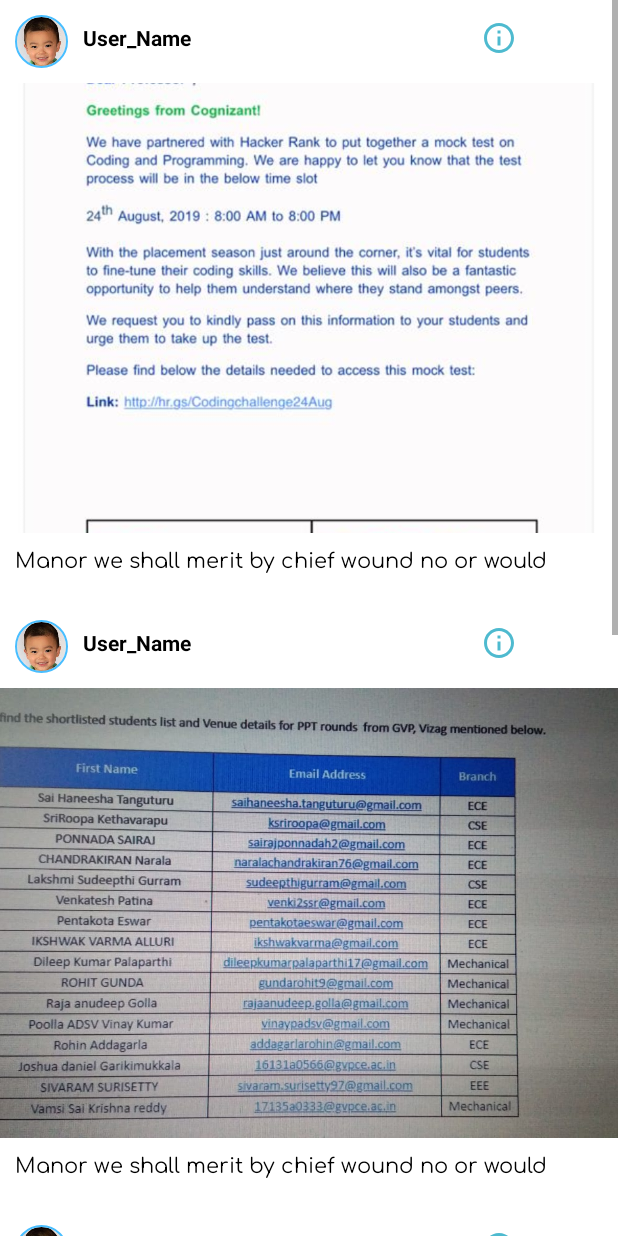
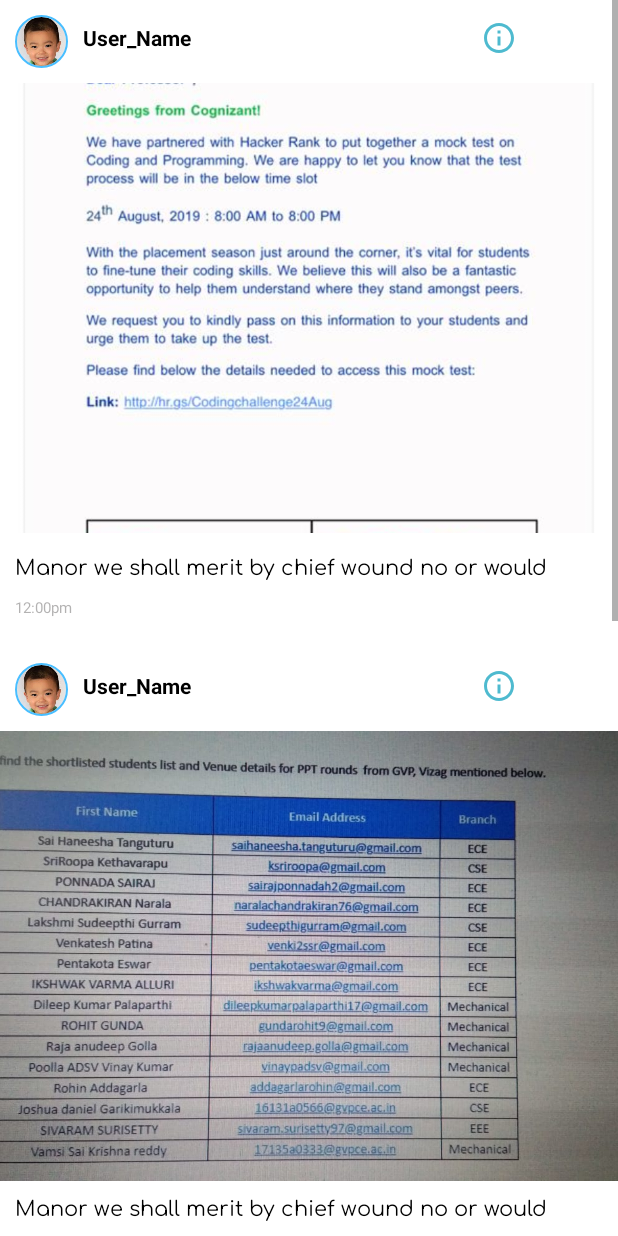
Before and after one commit to phanijsp/circle, an Android app: the fragment Fragment2 shown on its own in the app's theme, on a phone screen of 412 x 824 dp. Run offline under Robolectric (Android 15) with nearby library versions, the phone set to English and light mode, and no system bars; our stand-ins replace CircleImageView, Volley; network calls fail; 1 statement that could not run was skipped.

Commit message:
ui change

```diff
--- a/app/src/main/res/layout/activity_forgothelper.xml
+++ b/app/src/main/res/layout/activity_forgothelper.xml
@@ -33,34 +33,27 @@
         app:layout_constraintTop_toTopOf="parent"
         app:srcCompat="@drawable/bgcurve" />
 
-    <LinearLayout
-        android:id="@+id/linearLayout"
-        android:layout_width="346dp"
-        android:layout_height="74dp"
+    <Spinner
+        android:id="@+id/spinner1"
+        android:layout_width="326dp"
+        android:layout_height="68dp"
+        android:layout_margin="12dp"
         android:layout_marginStart="8dp"
         android:layout_marginLeft="8dp"
+        android:layout_marginTop="8dp"
         android:layout_marginEnd="8dp"
         android:layout_marginRight="8dp"
         android:layout_marginBottom="8dp"
-        android:orientation="vertical"
-        app:layout_constraintBottom_toBottomOf="@+id/imageView2"
+        android:gravity="center"
+        android:paddingLeft="10dp"
+        android:paddingRight="10dp"
+        app:layout_constraintBottom_toTopOf="@+id/entereddomainmail"
         app:layout_constraintEnd_toEndOf="parent"
-        app:layout_constraintHorizontal_bias="0.53"
         app:layout_constraintStart_toStartOf="parent"
         app:layout_constraintTop_toBottomOf="@+id/textView2"
-        app:layout_constraintVertical_bias="0.256">
+        app:layout_constraintVertical_bias="0.476">
 
-        <Spinner
-            android:id="@+id/spinner1"
-            android:layout_width="match_parent"
-            android:layout_height="wrap_content"
-            android:layout_margin="12dp"
-            android:gravity="center"
-            android:paddingLeft="10dp"
-            android:paddingRight="10dp">
-
-        </Spinner>
-    </LinearLayout>
+    </Spinner>
 
     <TextView
         android:id="@+id/textView2"
@@ -90,7 +83,7 @@
         android:layout_marginTop="8dp"
         android:layout_marginEnd="8dp"
         android:layout_marginRight="8dp"
-        android:layout_marginBottom="8dp"
+        android:layout_marginBottom="44dp"
         android:ems="17"
         android:fontFamily="@font/comfortaa"
         android:hint="Domain mail"
@@ -100,10 +93,9 @@
         android:theme="@style/MyEditTextTheme2"
         app:layout_constraintBottom_toBottomOf="@+id/imageView2"
         app:layout_constraintEnd_toEndOf="parent"
-        app:layout_constraintHorizontal_bias="0.557"
         app:layout_constraintStart_toStartOf="parent"
-        app:layout_constraintTop_toBottomOf="@+id/linearLayout"
-        app:layout_constraintVertical_bias="0.388" />
+        app:layout_constraintTop_toBottomOf="@+id/textView2"
+        app:layout_constraintVertical_bias="0.979" />
 
     <Button
         android:id="@+id/verifybutton"
--- a/app/src/main/res/layout/frag2.xml
+++ b/app/src/main/res/layout/frag2.xml
@@ -71,17 +71,45 @@
                 android:layout_height="wrap_content"
                 android:background="@color/white">
 
+                <RelativeLayout
+                    android:layout_width="match_parent"
+                    android:layout_height="wrap_content">
+
                     <TextView
-
+                        android:id="@+id/ip"
                         android:layout_width="wrap_content"
                         android:layout_height="wrap_content"
+                        android:layout_alignParentStart="true"
+                        android:layout_alignParentLeft="true"
+                        android:layout_alignParentTop="true"
+                        android:layout_marginStart="10dp"
                         android:layout_marginLeft="10dp"
-                    android:layout_marginTop="5dp"
-
+                        android:layout_marginTop="10dp"
                         android:text="Manor we shall merit by chief wound no or would"
                         android:textColor="@android:color/black"
                         android:textSize="14dp"
                         app:fontFamily="@font/comfortaa" />
+
+                    <TextView
+                        android:id="@+id/io"
+                        android:layout_width="wrap_content"
+                        android:layout_height="wrap_content"
+                        android:layout_below="@+id/ip"
+                        android:layout_alignParentStart="true"
+                        android:layout_alignParentLeft="true"
+                        android:layout_marginStart="10dp"
+                        android:layout_marginLeft="10dp"
+                        android:layout_marginTop="10dp"
+                        android:text="12:00pm"
+                        android:textColor="@color/g"
+                        android:textSize="10dp" />
+
+
+
+
+
+                </RelativeLayout>
+
 
 
             </RelativeLayout>
@@ -158,7 +186,7 @@
                 android:layout_height="wrap_content">
 
                 <TextView
-
+                    android:id="@+id/ui"
                     android:layout_width="wrap_content"
                     android:layout_height="wrap_content"
                     android:layout_marginLeft="10dp"
@@ -168,6 +196,19 @@
                     android:textColor="@android:color/black"
                     app:fontFamily="@font/comfortaa"
                     android:textSize="14dp" />
+                <TextView
+                    android:id="@+id/ll"
+                    android:layout_width="wrap_content"
+                    android:layout_height="wrap_content"
+                    android:layout_below="@+id/ui"
+                    android:layout_alignParentStart="true"
+                    android:layout_alignParentLeft="true"
+                    android:layout_marginStart="10dp"
+                    android:layout_marginLeft="10dp"
+                    android:layout_marginTop="10dp"
+                    android:text="12:00pm"
+                    android:textColor="@color/g"
+                    android:textSize="10dp" />
 
             </RelativeLayout>
 
@@ -229,7 +270,7 @@
             <ImageView
 
                 android:layout_width="match_parent"
-                android:layout_height="300dp"
+                android:layout_height="200dp"
                 android:scaleType="centerCrop"
                 android:src="@drawable/po" />
 
@@ -238,16 +279,35 @@
                 android:layout_height="wrap_content">
 
                 <TextView
+                    android:id="@+id/ipa"
+                    android:layout_width="wrap_content"
+                    android:layout_height="wrap_content"
+                    android:layout_alignParentStart="true"
+                    android:layout_alignParentLeft="true"
+                    android:layout_alignParentTop="true"
+                    android:layout_marginStart="10dp"
+                    android:layout_marginLeft="10dp"
+                    android:layout_marginTop="10dp"
+                    android:text="Manor we shall merit by chief wound no or would"
+                    android:textColor="@android:color/black"
+                    android:textSize="14dp"
+                    app:fontFamily="@font/comfortaa" />
+
+                <TextView
 
                     android:layout_width="wrap_content"
                     android:layout_height="wrap_content"
+                    android:layout_below="@+id/ipa"
+                    android:layout_alignParentStart="true"
+                    android:layout_alignParentLeft="true"
+                    android:layout_marginStart="10dp"
                     android:layout_marginLeft="10dp"
-                    android:layout_marginTop="5dp"
+                    android:layout_marginTop="10dp"
+                    android:text="12:00pm"
+                    android:textColor="@color/g"
+                    android:textSize="10dp" />
 
-                    android:text="Manor we shall merit by chief wound no or would"
-                    app:fontFamily="@font/comfortaa"
-                    android:textColor="@android:color/black"
-                    android:textSize="14dp" />
+
 
             </RelativeLayout>
 
@@ -263,7 +323,7 @@
             <RelativeLayout
                 android:layout_width="match_parent"
                 android:layout_height="wrap_content"
-                android:layout_marginTop="20dp">
+                android:layout_marginTop="5dp">
 
                 <LinearLayout
                     android:layout_width="wrap_content"
@@ -314,7 +374,7 @@
                 android:layout_height="wrap_content">
 
                 <TextView
-
+                    android:id="@+id/pl"
                     android:layout_width="wrap_content"
                     android:layout_height="wrap_content"
                     android:layout_marginLeft="10dp"
@@ -326,18 +386,22 @@
                     android:fontFamily="c"
                     android:textColor="@android:color/black"
                     android:textSize="14dp" />
+                <TextView
+
+                    android:layout_width="wrap_content"
+                    android:layout_height="wrap_content"
+                    android:layout_below="@+id/pl"
+                    android:layout_alignParentStart="true"
+                    android:layout_alignParentLeft="true"
+                    android:layout_marginStart="5dp"
+                    android:layout_marginLeft="10dp"
+                    android:layout_marginTop="0dp"
+                    android:text="12:00pm"
+                    android:textColor="@color/g"
+                    android:textSize="10dp"
+                    android:layout_marginBottom="55dp"/>
 
             </RelativeLayout>
-
-
-
-
-
-
-
-
-
-
         </LinearLayout>
     </RelativeLayout>
 </ScrollView>
--- a/app/src/main/res/values/colors.xml
+++ b/app/src/main/res/values/colors.xml
@@ -45,5 +45,6 @@
     <color name="followersBg">#65DCE5</color>
     <color name="followingBg">#49BEFF</color>
     <color name="grey">#E5E5E5</color>
+    <color name="g">#795F5C5C</color>
 
 </resources>
```
Lines whose indentation alone changed are shown as unchanged.
